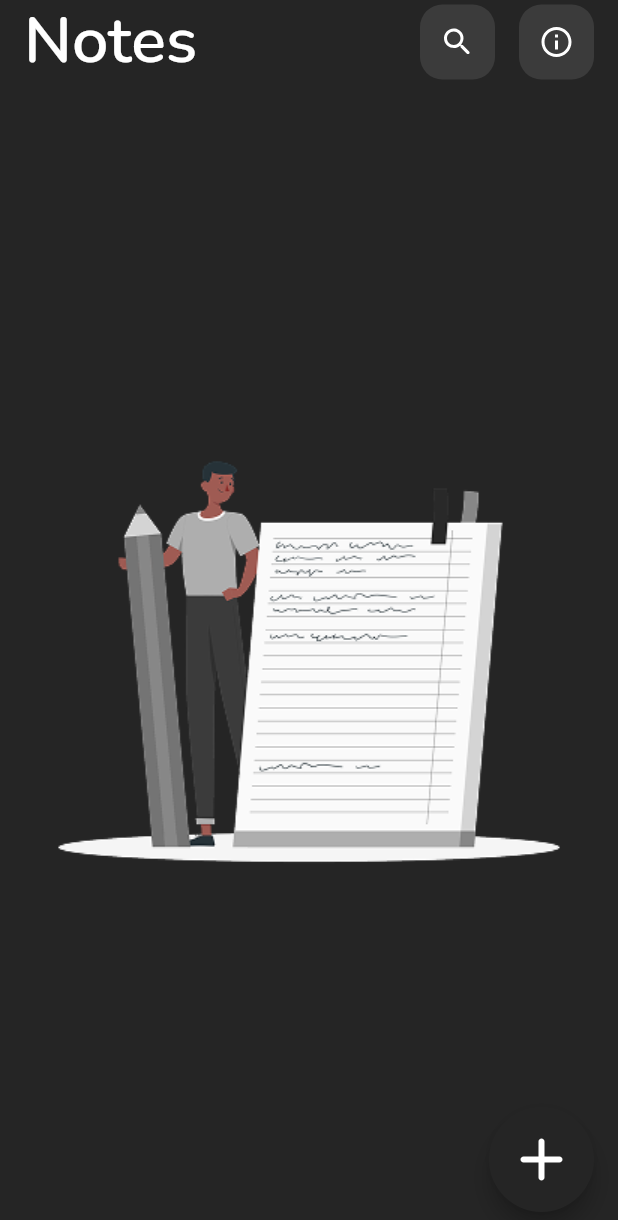
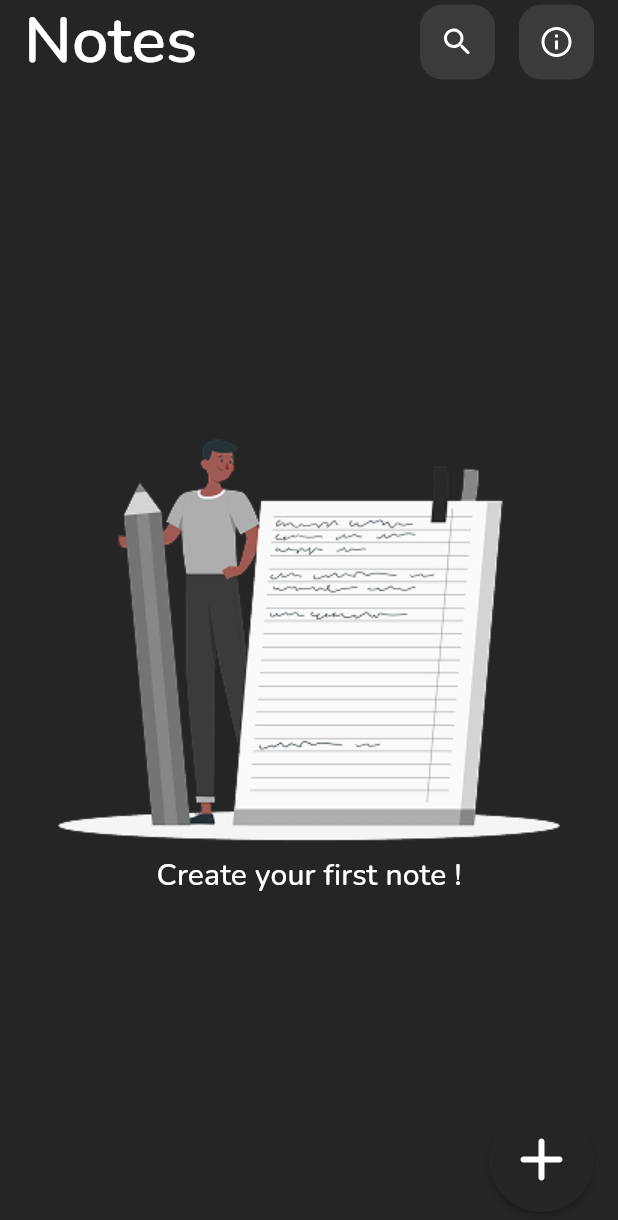
Before and after one commit to goodnewsjames/Note_Taker, a Flutter app: the screen it shows after launch, on a phone screen of 412 x 824 dp. Shown: the top 1220 px of the screen. Run offline on Flutter 3.47's test engine with Material 3 defaults, Android fonts, the phone set to English and light mode, and no system bars; our stand-ins replace flutter_svg, google_fonts, shared_preferences.

Commit message:
UI update and customizations

```diff
--- a/lib/core/app_theme.dart
+++ b/lib/core/app_theme.dart
@@ -3,15 +3,15 @@ import 'package:google_fonts/google_fonts.dart';
 import 'package:note_taker/core/app_color.dart';
 
 class AppTheme {
-  static ThemeData lightTheme = ThemeData(
+  static ThemeData darkTheme = ThemeData(
     iconButtonTheme: IconButtonThemeData(
       style: IconButton.styleFrom(
         backgroundColor: Color(0XFF3B3B3B),
-        iconSize: 18,
+        iconSize: 24,
         shape: RoundedRectangleBorder(
           borderRadius: BorderRadius.circular(15),
         ),
-       minimumSize: Size(50, 50)
+        minimumSize: Size(50, 50),
       ),
     ),
     brightness: Brightness.light,
@@ -77,16 +77,16 @@ class AppTheme {
         color: Colors.black,
       ),
       titleSmall: GoogleFonts.nunito(
-        fontSize: 14,
+        fontSize: 20,
         fontWeight: FontWeight.w500,
         letterSpacing: 0.1,
-        color: Colors.black,
+        color: Colors.white,
       ),
       bodyLarge: GoogleFonts.nunito(
-        fontSize: 16,
-        fontWeight: FontWeight.w400,
+        fontSize: 20,
+        fontWeight: FontWeight.w300,
         letterSpacing: 0.5,
-        color: Colors.black,
+        color: Colors.white,
       ),
       bodyMedium: GoogleFonts.nunito(
         fontSize: 14,
@@ -123,10 +123,11 @@ class AppTheme {
         FloatingActionButtonThemeData(
           shape: CircleBorder(),
           backgroundColor: Color(0XFF252525),
-          sizeConstraints: BoxConstraints(
-            minHeight: 70,
-            minWidth: 70,
-          ),
+          // sizeConstraints: BoxConstraints.tightFor(
+          //   height: 70,
+          //   width: 70,
+          // ),
+          elevation: 2,
         ),
   );
 }
--- a/lib/core/asset_constant.dart
+++ b/lib/core/asset_constant.dart
@@ -3,12 +3,10 @@ class AssetConstant {
 
   static const String emptyNotesImg =
       "assets/pngs/empty_notes_img.png";
-  static const String emptyNotesSvg =
-      "assets/svgs/rafiki.svg";
+
   static const String noFoundNotesImg =
       "assets/pngs/no_found_note_img.png";
-  static const String noFoundNotesSvg =
-      "assets/svgs/cuate.svg";
+
   static const String addIconSvg = "assets/svgs/add.svg";
 
   static const String infoIconSvg =
--- a/lib/main.dart
+++ b/lib/main.dart
@@ -14,7 +14,7 @@ class MyApp extends StatelessWidget {
     return MaterialApp(
       debugShowCheckedModeBanner: false,
       title: 'Notes Taker',
-      theme: AppTheme.lightTheme,
+      theme: AppTheme.darkTheme,
       home: NoteListPage(),
     );
   }
--- a/lib/notes/presentation/pages/note_list_page.dart
+++ b/lib/notes/presentation/pages/note_list_page.dart
@@ -28,15 +28,32 @@ class _NoteListPageState extends State<NoteListPage> {
               iconPath: AssetConstant.infoIconSvg,
               onpress: () {},
             ),
-            SizedBox(width: 16,)
+            SizedBox(width: 16),
           ],
         ),
         body: Center(
-          child: Image.asset(AssetConstant.emptyNotesImg),
+          child: Column(
+            mainAxisAlignment: MainAxisAlignment.center,
+            crossAxisAlignment: CrossAxisAlignment.center,
+            children: [
+              Image.asset(AssetConstant.emptyNotesImg),
+              Text(
+                "Create your first note !",
+                style:
+                    Theme.of(context).textTheme.titleSmall,
+              ),
+            ],
+          ),
         ),
-        floatingActionButton: FloatingActionButton(
-          onPressed: () {},
-          child: SvgPicture.asset(AssetConstant.addIconSvg),
+        floatingActionButton: SizedBox(
+          height: 70,
+          width: 70,
+          child: FloatingActionButton(
+            onPressed: () {},
+            child: SvgPicture.asset(
+              AssetConstant.addIconSvg,
+            ),
+          ),
         ),
       ),
     );
```
Also changed, not shown: assets/svgs/cuate.svg (deleted), lib/notes/presentation/pages/no_notes_image.svg (renamed from assets/svgs/rafiki.svg).
